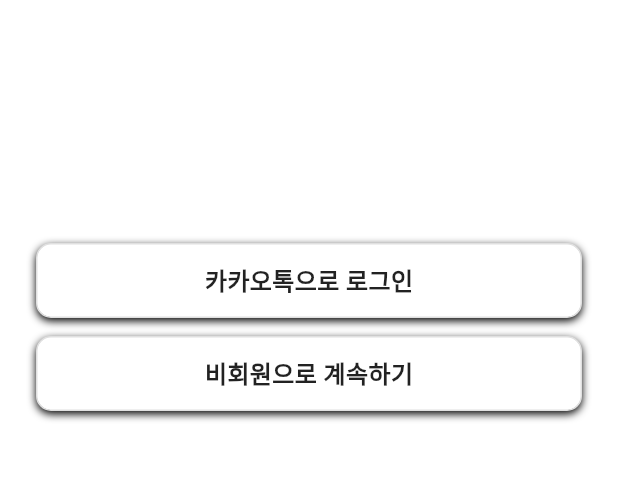
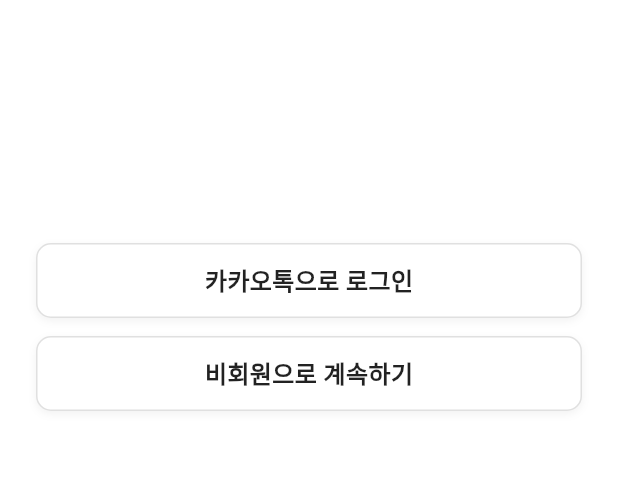
Before and after one commit to partmant/FairMeeting, a Flutter app: the LoginScreen screen opened directly, on a phone screen of 412 x 824 dp, the part 441-922 px from its top. Run offline on Flutter 3.47's test engine with Material 3 defaults, Android fonts, the phone set to English and light mode, and no system bars; our stand-ins replace dotted_border, flutter_dotenv, geolocator, table_calendar; missing offline and left inert: kakao_flutter_sdk_user, kakao_map_plugin.

Commit message:
chore : 버튼 UI 그림자 수정

```diff
--- a/lib/widgets/guest_login_button.dart
+++ b/lib/widgets/guest_login_button.dart
@@ -30,7 +30,7 @@ class GuestLoginButton extends StatelessWidget {
           border: Border.all(color: Colors.grey.shade300),
           boxShadow: [
             BoxShadow(
-              color: Colors.black,
+              color: Colors.black.withAlpha(13),
               blurRadius: 4,
               offset: const Offset(0, 2),
             ),
--- a/lib/widgets/kakao_login_button.dart
+++ b/lib/widgets/kakao_login_button.dart
@@ -63,7 +63,7 @@ class KakaoLoginButton extends StatelessWidget {
           border: Border.all(color: Colors.grey.shade300),
           boxShadow: [
             BoxShadow(
-              color: Colors.black,
+              color: Colors.black.withAlpha(13),
               blurRadius: 4,
               offset: const Offset(0, 2),
             ),
```
